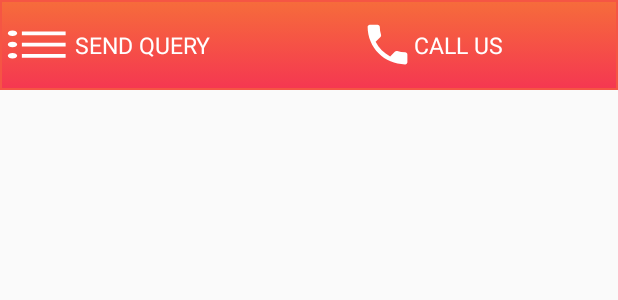
After one commit to ravisharma46/Maketripdemo, an Android app: the layout call_user.xml on its own in the app's theme, with its tools: preview values and no code run, on a phone screen of 412 x 824 dp. The commit adds this screen. Shown: the top 300 px of the screen. Run offline under Robolectric (Android 15) with nearby library versions, the phone set to English and light mode, and no system bars.

Commit message:
add call button

```diff
--- a/app/src/main/AndroidManifest.xml
+++ b/app/src/main/AndroidManifest.xml
@@ -1,6 +1,7 @@
 <?xml version="1.0" encoding="utf-8"?>
 <manifest xmlns:android="http://schemas.android.com/apk/res/android"
     package="com.example.apple.maketripdemo">
+    <uses-permission android:name="android.permission.CALL_PHONE"></uses-permission>
 
     <application
         android:allowBackup="true"
--- /dev/null
+++ b/app/src/main/res/drawable/call_button.xml
@@ -0,0 +1,15 @@
+<?xml version="1.0" encoding="utf-8"?>
+<selector xmlns:android="http://schemas.android.com/apk/res/android" >
+
+
+
+    <item >
+        <shape android:shape="rectangle"  >
+
+            <stroke android:width="1dip" android:color="#f55544" />
+            <gradient android:angle="-90" android:startColor="#f66c3b"  android:endColor="#f53751" />
+        </shape>
+    </item>
+
+
+</selector>
--- /dev/null
+++ b/app/src/main/res/drawable/ic_call_black_24dp.xml
@@ -0,0 +1,5 @@
+<vector android:height="35dp" android:tint="#FFFFFF"
+    android:viewportHeight="24.0" android:viewportWidth="24.0"
+    android:width="35dp" xmlns:android="http://schemas.android.com/apk/res/android">
+    <path android:fillColor="#FF000000" android:pathData="M6.62,10.79c1.44,2.83 3.76,5.14 6.59,6.59l2.2,-2.2c0.27,-0.27 0.67,-0.36 1.02,-0.24 1.12,0.37 2.33,0.57 3.57,0.57 0.55,0 1,0.45 1,1V20c0,0.55 -0.45,1 -1,1 -9.39,0 -17,-7.61 -17,-17 0,-0.55 0.45,-1 1,-1h3.5c0.55,0 1,0.45 1,1 0,1.25 0.2,2.45 0.57,3.57 0.11,0.35 0.03,0.74 -0.25,1.02l-2.2,2.2z"/>
+</vector>
--- /dev/null
+++ b/app/src/main/res/drawable/ic_format_list_bulleted_black_24dp.xml
@@ -0,0 +1,5 @@
+<vector android:height="30dp" android:tint="#FFFFFF"
+    android:viewportHeight="24.0" android:viewportWidth="24.0"
+    android:width="50dp" xmlns:android="http://schemas.android.com/apk/res/android">
+    <path android:fillColor="#FF000000" android:pathData="M4,10.5c-0.83,0 -1.5,0.67 -1.5,1.5s0.67,1.5 1.5,1.5 1.5,-0.67 1.5,-1.5 -0.67,-1.5 -1.5,-1.5zM4,4.5c-0.83,0 -1.5,0.67 -1.5,1.5S3.17,7.5 4,7.5 5.5,6.83 5.5,6 4.83,4.5 4,4.5zM4,16.5c-0.83,0 -1.5,0.68 -1.5,1.5s0.68,1.5 1.5,1.5 1.5,-0.68 1.5,-1.5 -0.67,-1.5 -1.5,-1.5zM7,19h14v-2L7,17v2zM7,13h14v-2L7,11v2zM7,5v2h14L21,5L7,5z"/>
+</vector>
--- a/app/src/main/res/layout/activity_holiday_in.xml
+++ b/app/src/main/res/layout/activity_holiday_in.xml
@@ -17,6 +17,7 @@
 
             <LinearLayout
                 android:layout_width="match_parent"
+                android:id="@+id/child_linear"
                 android:orientation="vertical"
                 android:layout_height="wrap_content">
 
@@ -706,6 +707,7 @@
 
         <Button
             android:layout_width="60dp"
+            android:id="@+id/fab_call"
             android:background="@drawable/fab_bt"
             android:layout_alignParentBottom="true"
             android:layout_alignParentRight="true"
--- /dev/null
+++ b/app/src/main/res/layout/call_user.xml
@@ -0,0 +1,53 @@
+<?xml version="1.0" encoding="utf-8"?>
+<RelativeLayout xmlns:android="http://schemas.android.com/apk/res/android"
+    xmlns:tools="http://schemas.android.com/tools"
+    android:layout_width="match_parent"
+    android:layout_height="match_parent"
+    xmlns:app="http://schemas.android.com/apk/res-auto">
+
+
+
+
+
+        <LinearLayout
+            android:layout_width="match_parent"
+            android:orientation="horizontal"
+            android:background="@drawable/call_button"
+            android:layout_height="60dp">
+            <TextView
+                android:layout_width="wrap_content"
+                android:id="@+id/send_query"
+                android:text="SEND QUERY"
+                android:gravity="center"
+                android:layout_gravity="left"
+                android:textColor="@color/white"
+                android:textSize="15sp"
+                android:textAlignment="viewStart"
+                android:drawableStart="@drawable/ic_format_list_bulleted_black_24dp"
+                android:layout_height="match_parent"
+                tools:ignore="RtlCompat" />
+
+            <TextView
+                android:layout_width="wrap_content"
+                android:id="@+id/call"
+                android:gravity="center"
+                android:drawableStart="@drawable/ic_call_black_24dp"
+                android:textColor="@color/white"
+                android:textAlignment="viewStart"
+                android:textSize="15sp"
+               android:layout_marginLeft="100dp"
+                android:text="CALL US"
+                android:layout_height="match_parent"
+                tools:ignore="RtlCompat" />
+
+
+        </LinearLayout>
+
+
+
+
+
+
+
+
+</RelativeLayout>
```
Also changed, not shown: app/src/main/java/com/example/apple/maketripdemo/HolidayInActivity.java (+80 -0 lines).
